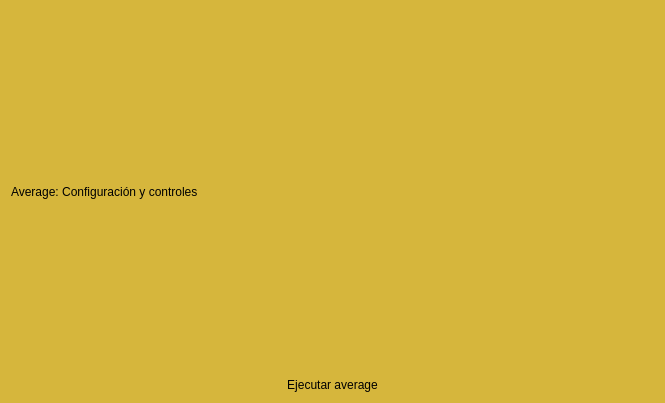
This is plugins/analysis/time/average/average_plugin.ui in GAMMA-BOARD-FTD-PACC/gamma-lab-desktop-app as Qt 5 draws it before an edit. The edited form follows.
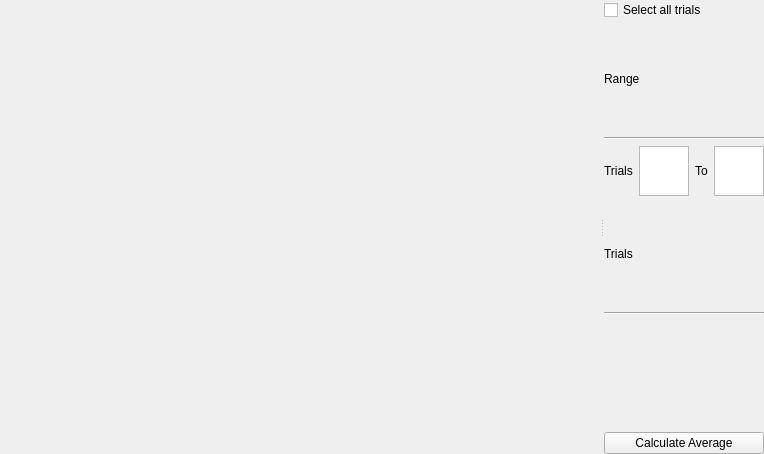
This is the edited form.

Commit message: Designer: adding first design for average widget, adding some alerts

```diff
--- a/plugins/analysis/time/average/average_plugin.ui
+++ b/plugins/analysis/time/average/average_plugin.ui
@@ -6,34 +6,163 @@
    <rect>
     <x>0</x>
     <y>0</y>
-    <width>665</width>
-    <height>403</height>
+    <width>682</width>
+    <height>454</height>
    </rect>
   </property>
   <property name="windowTitle">
    <string>Form</string>
   </property>
-  <property name="styleSheet">
-   <string notr="true">QWidget {
-    background-color: #D6B63C;
-    border: none;
-    margin: 0px;
-    padding: 0px;
-}</string>
-  </property>
-  <layout class="QVBoxLayout" name="verticalLayout">
+  <layout class="QHBoxLayout" name="horizontalLayout">
+   <property name="spacing">
+    <number>0</number>
+   </property>
+   <property name="leftMargin">
+    <number>0</number>
+   </property>
+   <property name="topMargin">
+    <number>0</number>
+   </property>
+   <property name="rightMargin">
+    <number>0</number>
+   </property>
+   <property name="bottomMargin">
+    <number>0</number>
+   </property>
    <item>
-    <widget class="QLabel" name="label">
-     <property name="text">
-      <string>Average: Configuración y controles</string>
+    <widget class="QSplitter" name="splitter">
+     <property name="orientation">
+      <enum>Qt::Horizontal</enum>
      </property>
-    </widget>
-   </item>
-   <item>
-    <widget class="QPushButton" name="pushButton">
-     <property name="text">
-      <string>Ejecutar average</string>
-     </property>
+     <widget class="QWidget" name="leftPanel">
+      <layout class="QVBoxLayout" name="leftLayout">
+       <item>
+        <widget class="QWidget" name="VTK_render_Qwidget" native="true">
+         <property name="sizePolicy">
+          <sizepolicy hsizetype="Expanding" vsizetype="Expanding">
+           <horstretch>0</horstretch>
+           <verstretch>1</verstretch>
+          </sizepolicy>
+         </property>
+         <property name="minimumSize">
+          <size>
+           <width>600</width>
+           <height>0</height>
+          </size>
+         </property>
+        </widget>
+       </item>
+      </layout>
+     </widget>
+     <widget class="QWidget" name="rightSidebar">
+      <layout class="QVBoxLayout" name="rightLayout">
+       <item>
+        <layout class="QVBoxLayout" name="verticalLayout">
+         <item>
+          <widget class="QCheckBox" name="select_all_trials_CheckBox">
+           <property name="text">
+            <string>Select all trials</string>
+           </property>
+          </widget>
+         </item>
+         <item>
+          <widget class="QLabel" name="label">
+           <property name="text">
+            <string>Range</string>
+           </property>
+          </widget>
+         </item>
+         <item>
+          <widget class="Line" name="line">
+           <property name="orientation">
+            <enum>Qt::Horizontal</enum>
+           </property>
+          </widget>
+         </item>
+         <item>
+          <layout class="QHBoxLayout" name="horizontalLayout_2">
+           <item>
+            <widget class="QLabel" name="label_3">
+             <property name="text">
+              <string>Trials</string>
+             </property>
+            </widget>
+           </item>
+           <item>
+            <widget class="QTextEdit" name="textEdit">
+             <property name="sizePolicy">
+              <sizepolicy hsizetype="Minimum" vsizetype="Minimum">
+               <horstretch>0</horstretch>
+               <verstretch>0</verstretch>
+              </sizepolicy>
+             </property>
+             <property name="minimumSize">
+              <size>
+               <width>50</width>
+               <height>50</height>
+              </size>
+             </property>
+             <property name="maximumSize">
+              <size>
+               <width>50</width>
+               <height>50</height>
+              </size>
+             </property>
+            </widget>
+           </item>
+           <item>
+            <widget class="QLabel" name="label_4">
+             <property name="text">
+              <string>To</string>
+             </property>
+            </widget>
+           </item>
+           <item>
+            <widget class="QTextEdit" name="textEdit_2">
+             <property name="sizePolicy">
+              <sizepolicy hsizetype="Fixed" vsizetype="Fixed">
+               <horstretch>0</horstretch>
+               <verstretch>0</verstretch>
+              </sizepolicy>
+             </property>
+             <property name="maximumSize">
+              <size>
+               <width>50</width>
+               <height>50</height>
+              </size>
+             </property>
+            </widget>
+           </item>
+          </layout>
+         </item>
+         <item>
+          <widget class="QLabel" name="label_2">
+           <property name="text">
+            <string>Trials</string>
+           </property>
+          </widget>
+         </item>
+         <item>
+          <widget class="Line" name="line_2">
+           <property name="orientation">
+            <enum>Qt::Horizontal</enum>
+           </property>
+          </widget>
+         </item>
+         <item>
+          <widget class="QWidget" name="widget" native="true"/>
+         </item>
+         <item>
+          <widget class="QPushButton" name="pushButton">
+           <property name="text">
+            <string>Calculate Average</string>
+           </property>
+          </widget>
+         </item>
+        </layout>
+       </item>
+      </layout>
+     </widget>
     </widget>
    </item>
   </layout>
```
Left out of the diff: 4 changed lines with no effect on the pictures. The commit also changes 3 other files.
